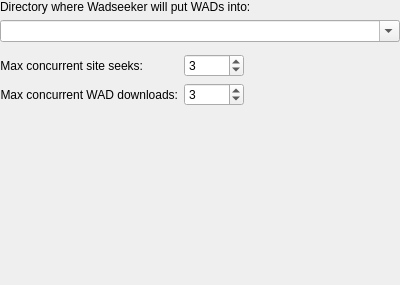
Above: src/core/gui/configuration/cfgwadseekergeneral.ui from DoomseekerTeam/Doomseeker before the change. Below: the same form after it.
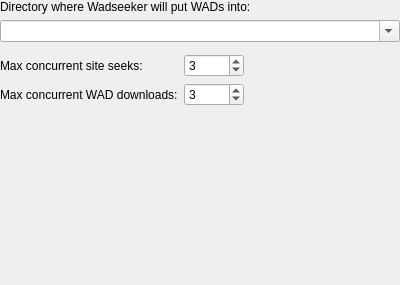
That is the form after the change. Custom widgets are drawn as their Qt base class.

Diff of the .ui file:
```diff
--- a/src/core/gui/configuration/cfgwadseekergeneral.ui
+++ b/src/core/gui/configuration/cfgwadseekergeneral.ui
@@ -55,12 +55,6 @@
        <property name="text">
         <string>Max concurrent site seeks:</string>
        </property>
-       <property name="scaledContents">
-        <bool>false</bool>
-       </property>
-       <property name="alignment">
-        <set>Qt::AlignRight|Qt::AlignTrailing|Qt::AlignVCenter</set>
-       </property>
       </widget>
      </item>
      <item row="0" column="1">
@@ -104,9 +98,6 @@
        <property name="text">
         <string>Max concurrent WAD downloads:</string>
        </property>
-       <property name="alignment">
-        <set>Qt::AlignRight|Qt::AlignTrailing|Qt::AlignVCenter</set>
-       </property>
       </widget>
      </item>
      <item row="1" column="1">
```
Left out of the diff: 16 changed lines with no effect on the pictures.
